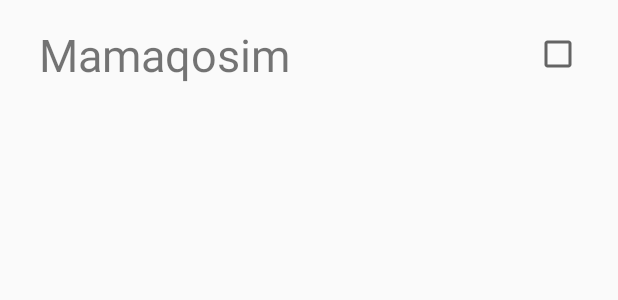
After one commit to abduroid/InviteX, an Android app: the layout item_list.xml on its own in the app's theme, with its tools: preview values and no code run, on a phone screen of 412 x 824 dp. The commit adds this screen. Shown: the top 300 px of the screen. Run offline under Robolectric (Android 15) with nearby library versions, the phone set to English and light mode, and no system bars.

Commit message:
RecyclerView set up

```diff
--- a/app/src/main/java/com/abduqodirov/invitex/MainListsViewModel.kt
+++ b/app/src/main/java/com/abduqodirov/invitex/MainListsViewModel.kt
@@ -16,10 +16,6 @@ class MainListsViewModel(
     private val uiScope = CoroutineScope(Dispatchers.Main + viewModelJob)
 
     val mehmons = database.getAllMehmons()
-
-    init {
-
-    }
 
     private suspend fun clear() {
         withContext(Dispatchers.IO) {
--- a/app/src/main/java/com/abduqodirov/invitex/MainListsViewModelFactory.kt
+++ b/app/src/main/java/com/abduqodirov/invitex/MainListsViewModelFactory.kt
@@ -10,6 +10,7 @@ class MainListsViewModelFactory(
     private val dataSource: MehmonDatabaseDao,
     private val application: Application): ViewModelProvider.Factory {
 
+    @Suppress("UNCHECKED_CAST")
     override fun <T : ViewModel?> create(modelClass: Class<T>): T {
 
         if (modelClass.isAssignableFrom(MainListsViewModel::class.java)) {
--- a/app/src/main/java/com/abduqodirov/invitex/database/Mehmon.kt
+++ b/app/src/main/java/com/abduqodirov/invitex/database/Mehmon.kt
@@ -4,7 +4,7 @@ import androidx.room.ColumnInfo
 import androidx.room.Entity
 import androidx.room.PrimaryKey
 
-@Entity(tableName = "Mehmonlar")
+@Entity(tableName = "mehmonlar")
 data class Mehmon(
 
     @PrimaryKey(autoGenerate = true)
--- a/app/src/main/java/com/abduqodirov/invitex/database/MehmonDatabase.kt
+++ b/app/src/main/java/com/abduqodirov/invitex/database/MehmonDatabase.kt
@@ -23,7 +23,7 @@ abstract class MehmonDatabase : RoomDatabase() {
                     instance = Room.databaseBuilder(
                         context.applicationContext,
                         MehmonDatabase::class.java,
-                        "mehmonlar"
+                        "invite_database"
                     )
                         .fallbackToDestructiveMigration()
                         .build()
--- /dev/null
+++ b/app/src/main/res/layout/item_list.xml
@@ -0,0 +1,42 @@
+<?xml version="1.0" encoding="utf-8"?>
+<layout xmlns:app="http://schemas.android.com/apk/res-auto"
+    xmlns:tools="http://schemas.android.com/tools"
+    xmlns:android="http://schemas.android.com/apk/res/android">
+
+    <data>
+        <variable
+            name="mehmon"
+            type="com.abduqodirov.invitex.database.Mehmon" />
+    </data>
+
+    <androidx.constraintlayout.widget.ConstraintLayout
+        android:layout_width="match_parent"
+        android:layout_height="wrap_content">
+
+
+        <TextView
+            android:id="@+id/textView2"
+            android:layout_width="wrap_content"
+            android:layout_height="wrap_content"
+            android:layout_marginStart="16dp"
+            android:layout_marginTop="16dp"
+            tools:text="Mamaqosim"
+            app:mehmonIsm="@{mehmon}"
+            android:textSize="30sp"
+            app:layout_constraintEnd_toEndOf="parent"
+            app:layout_constraintHorizontal_bias="0.045"
+            app:layout_constraintStart_toStartOf="parent"
+            app:layout_constraintTop_toTopOf="parent" />
+
+        <CheckBox
+            android:id="@+id/checkBox"
+            android:layout_width="40dp"
+            android:layout_height="40dp"
+            android:layout_marginTop="16dp"
+            android:layout_marginEnd="16dp"
+            android:layout_marginBottom="16dp"
+            app:layout_constraintBottom_toBottomOf="parent"
+            app:layout_constraintEnd_toEndOf="parent"
+            app:layout_constraintTop_toTopOf="parent" />
+    </androidx.constraintlayout.widget.ConstraintLayout>
+</layout>
```
Also changed, not shown: app/src/main/java/com/abduqodirov/invitex/BindingUtils.kt (added, +12 -0 lines), app/src/main/java/com/abduqodirov/invitex/MainListsFragment.kt (+12 -1 lines), app/src/main/java/com/abduqodirov/invitex/MehmonAdapter.kt (added, +54 -0 lines), app/src/main/res/layout/fragment_main_lists.xml (+10 -6 lines).
